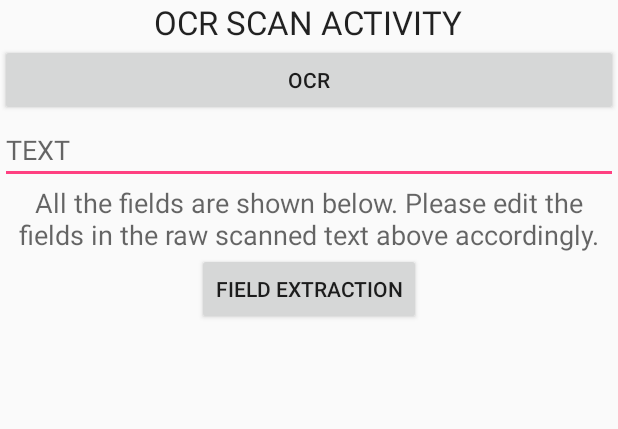
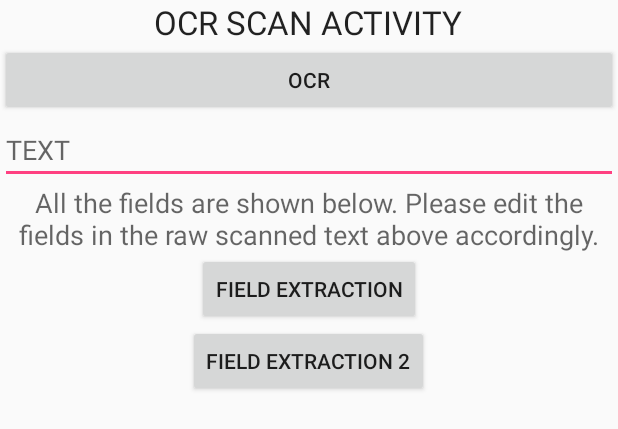
Before and after one commit to rishelarora/ocr-app, an Android app: the layout main.xml on its own in the app's theme, with its tools: preview values and no code run, on a phone screen of 412 x 824 dp. Shown: the top 429 px of the screen. Run offline under Robolectric (Android 15) with nearby library versions, the phone set to English and light mode, and no system bars.

Commit message:
latest update

```diff
--- a/app/src/main/res/layout/main.xml
+++ b/app/src/main/res/layout/main.xml
@@ -40,6 +40,12 @@
         android:layout_height="wrap_content"
         android:text="Field extraction"
         android:layout_gravity="center_horizontal" />
+    <Button
+        android:id="@+id/button3"
+        android:layout_width="wrap_content"
+        android:layout_height="wrap_content"
+        android:text="Field extraction 2"
+        android:layout_gravity="center_horizontal" />
 
 
     <LinearLayout
--- a/app/src/main/res/values/styles.xml
+++ b/app/src/main/res/values/styles.xml
@@ -1,7 +1,7 @@
 <resources>
 
     <!-- Base application theme. -->
-    <style name="AppTheme" parent="Theme.AppCompat.Light.DarkActionBar">
+    <style name="AppTheme" parent="Theme.AppCompat.Light.NoActionBar">
         <!-- Customize your theme here. -->
         <item name="colorPrimary">@color/colorPrimary</item>
         <item name="colorPrimaryDark">@color/colorPrimaryDark</item>
```
Also changed, not shown: app/src/main/AndroidManifest.xml (+20 -6 lines), app/src/main/java/com/example/rishel/ocr/OcrActivity.java (+35 -10 lines), app/src/main/java/com/example/rishel/ocr/extract.java (+22 -16 lines).
